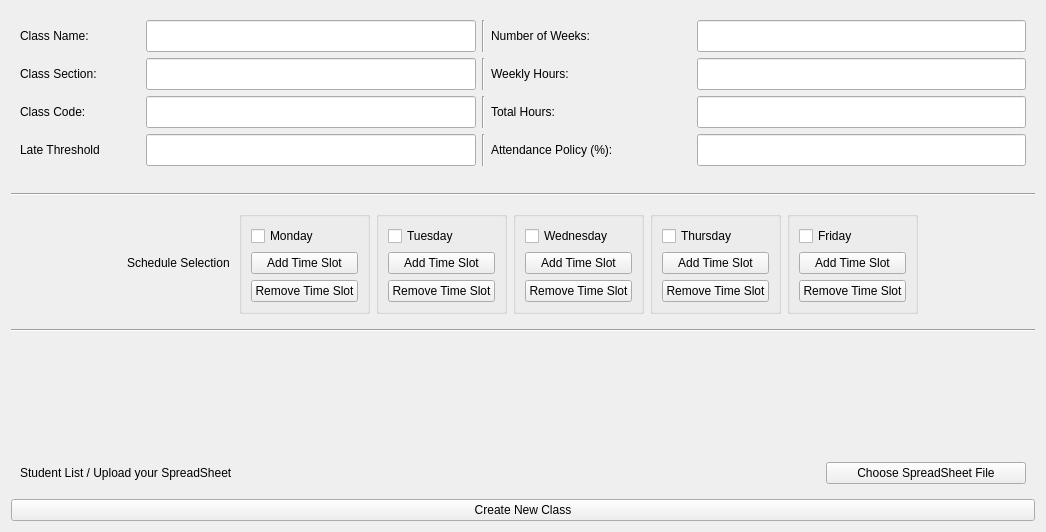
The window that ui/add_new_class.ui (imndllnuri/students-attendance-app) describes before a commit, drawn with Qt 5.
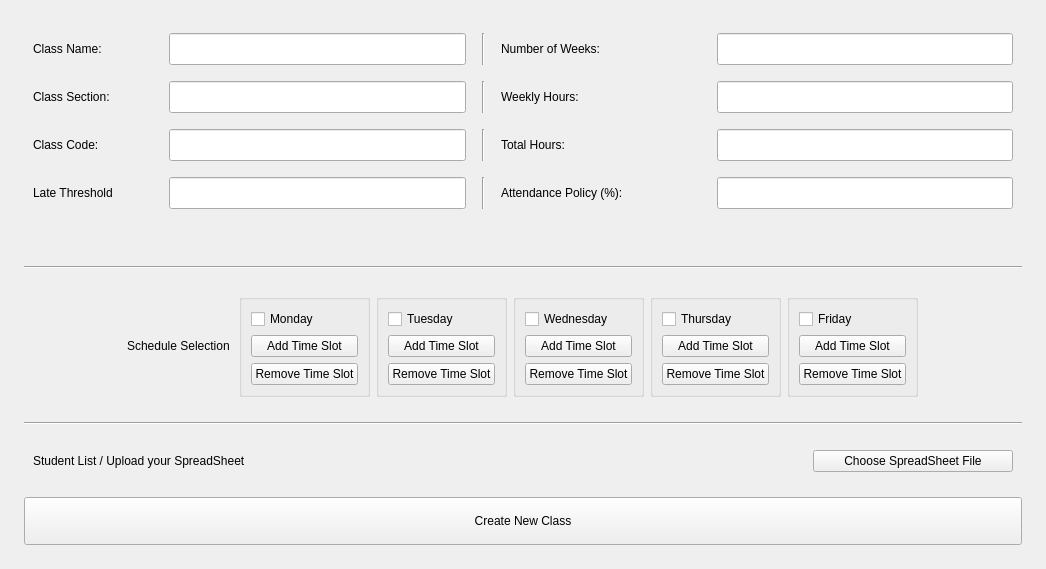
The same window after the commit.

What changed in the file:
```diff
--- a/ui/add_new_class.ui
+++ b/ui/add_new_class.ui
@@ -14,9 +14,16 @@
    <string>Create New Class</string>
   </property>
   <layout class="QVBoxLayout" name="verticalLayout_2">
+   <property name="leftMargin"><number>24</number></property>
+   <property name="topMargin"><number>24</number></property>
+   <property name="rightMargin"><number>24</number></property>
+   <property name="bottomMargin"><number>24</number></property>
+   <property name="spacing"><number>16</number></property>
    <item>
     <widget class="QWidget" name="widget" native="true">
      <layout class="QGridLayout" name="gridLayout">
+      <property name="horizontalSpacing"><number>16</number></property>
+      <property name="verticalSpacing"><number>16</number></property>
       <item row="0" column="0">
        <widget class="QLabel" name="class_name_lbl">
         <property name="minimumSize">
@@ -453,6 +460,7 @@
    </item>
    <item>
     <widget class="QPushButton" name="create_class_btn">
+     <property name="minimumSize"><size><width>0</width><height>48</height></size></property>
      <property name="text">
       <string>Create New Class</string>
      </property>
```
